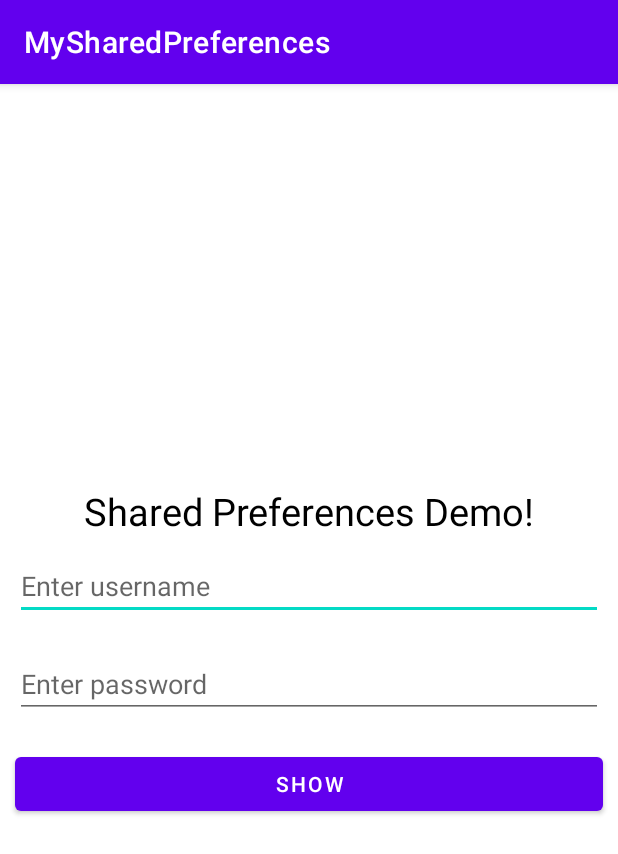
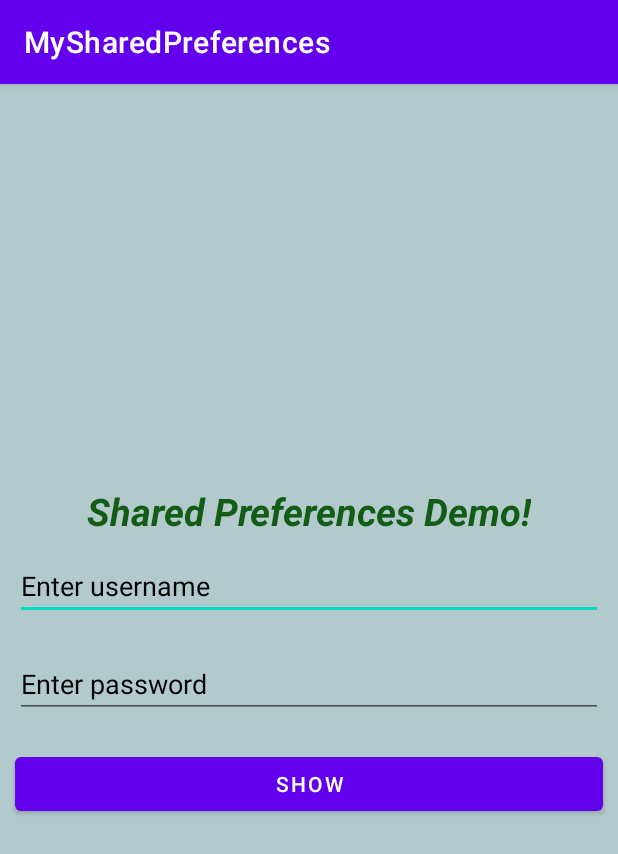
Before and after one commit to bharathh1510/AndroidInternship2k21, an Android app: the screen it shows after launch (MainActivity), on a phone screen of 412 x 824 dp. Shown: the top 854 px of the screen. Run offline under Robolectric (Android 15) with nearby library versions, the phone set to English and light mode, and no system bars; our stand-ins replace data binding.

Commit message:
My shared preferences added

```diff
--- a/MySharedPreferences/app/src/main/res/layout/activity_main.xml
+++ b/MySharedPreferences/app/src/main/res/layout/activity_main.xml
@@ -8,6 +8,7 @@
 <LinearLayout
     android:layout_width="match_parent"
     android:layout_height="match_parent"
+    android:background="#B3CACD"
     android:gravity="center"
     android:orientation="vertical">
 
@@ -15,7 +16,8 @@
         android:layout_width="wrap_content"
         android:layout_height="wrap_content"
         android:text="Shared Preferences Demo!"
-        android:textColor="#000"
+        android:textStyle="bold|italic"
+        android:textColor="#125C15"
         android:textSize="25dp"
         android:layout_gravity="center"/>
     <EditText
@@ -23,11 +25,13 @@
         android:layout_height="wrap_content"
         android:id="@+id/username"
         android:layout_margin="10dp"
+        android:textColorHint="#000"
         android:hint="Enter username"/>
     <EditText
         android:layout_width="match_parent"
         android:layout_height="wrap_content"
         android:id="@+id/password"
+        android:textColorHint="#000"
         android:layout_margin="10dp"
         android:hint="Enter password"
         android:inputType="textPassword"/>
```
